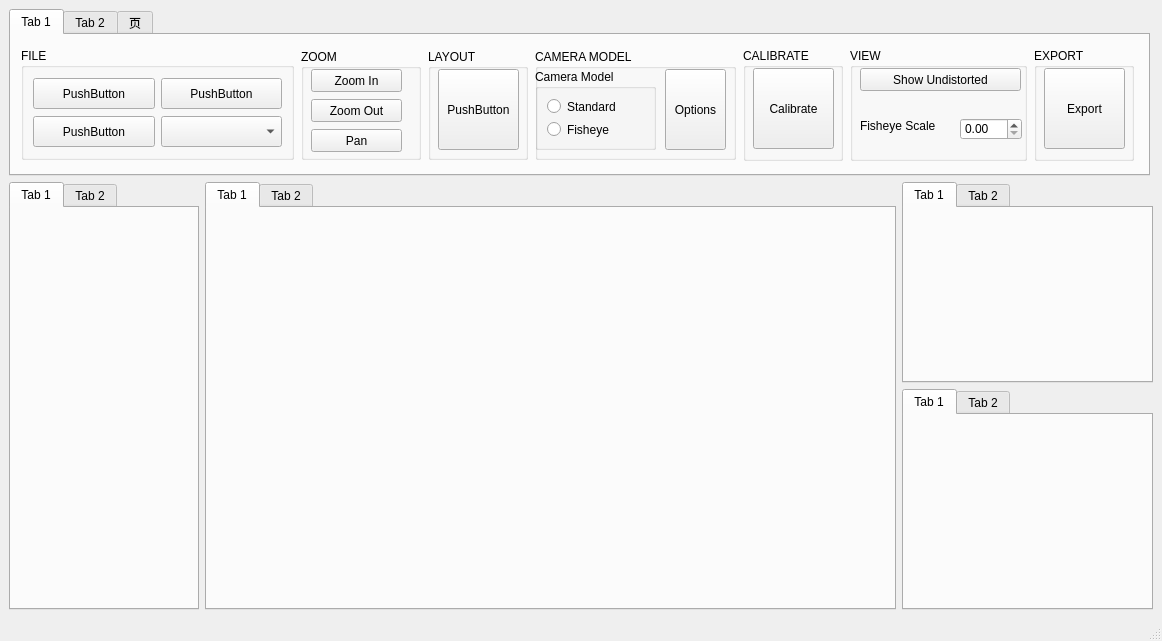
This is mainwindow.ui in Hezexian/calibrateTool as Qt 5 draws it before an edit. The edited form follows.
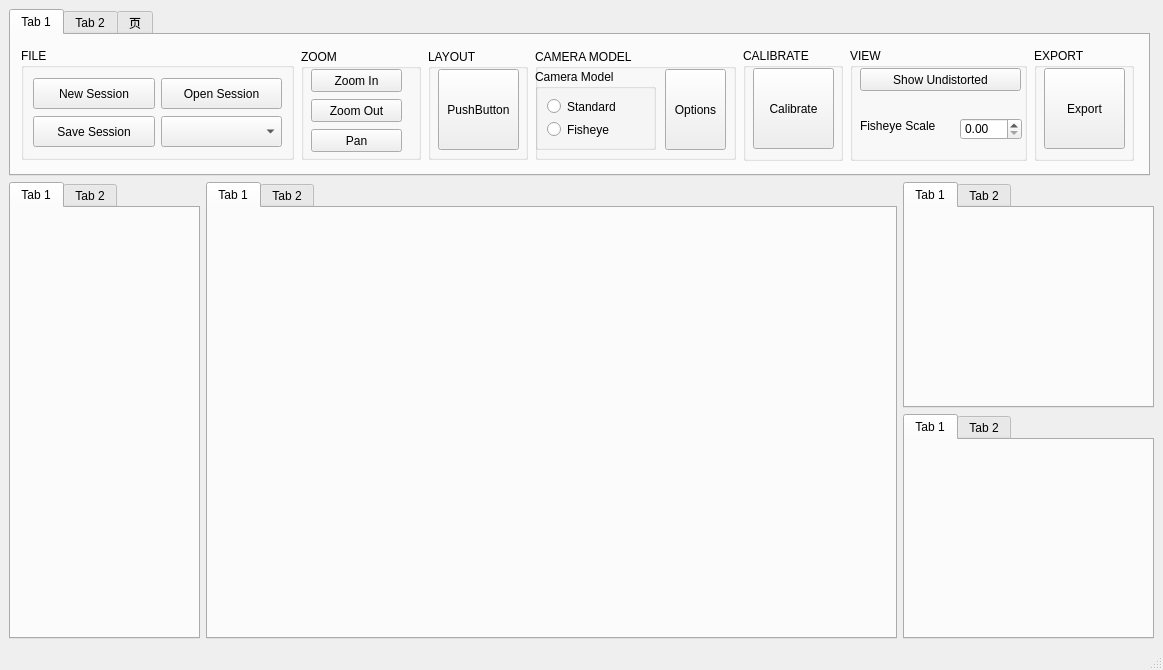
This is the edited form. The open tabs and pages were chosen to show the change.

```diff
--- a/mainwindow.ui
+++ b/mainwindow.ui
@@ -6,8 +6,8 @@
    <rect>
     <x>0</x>
     <y>0</y>
-    <width>1162</width>
-    <height>624</height>
+    <width>1163</width>
+    <height>670</height>
    </rect>
   </property>
   <property name="windowTitle">
@@ -64,7 +64,7 @@
               </size>
              </property>
              <property name="text">
-              <string>PushButton</string>
+              <string>New Session</string>
              </property>
             </widget>
            </item>
@@ -77,7 +77,7 @@
               </size>
              </property>
              <property name="text">
-              <string>PushButton</string>
+              <string>Open Session</string>
              </property>
             </widget>
            </item>
@@ -90,7 +90,7 @@
               </size>
              </property>
              <property name="text">
-              <string>PushButton</string>
+              <string>Save Session</string>
              </property>
             </widget>
            </item>
```
Left out of the diff: 8 changed lines with no effect on the pictures.
